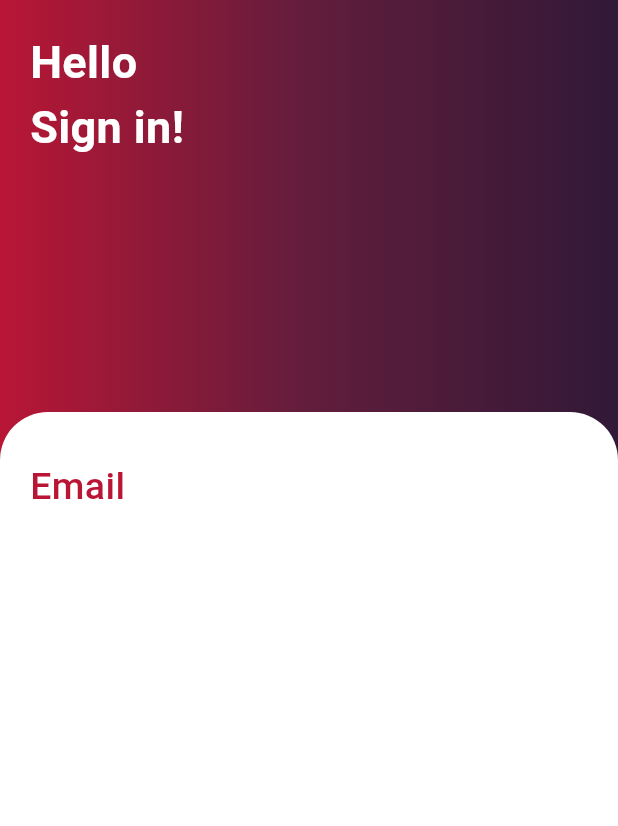
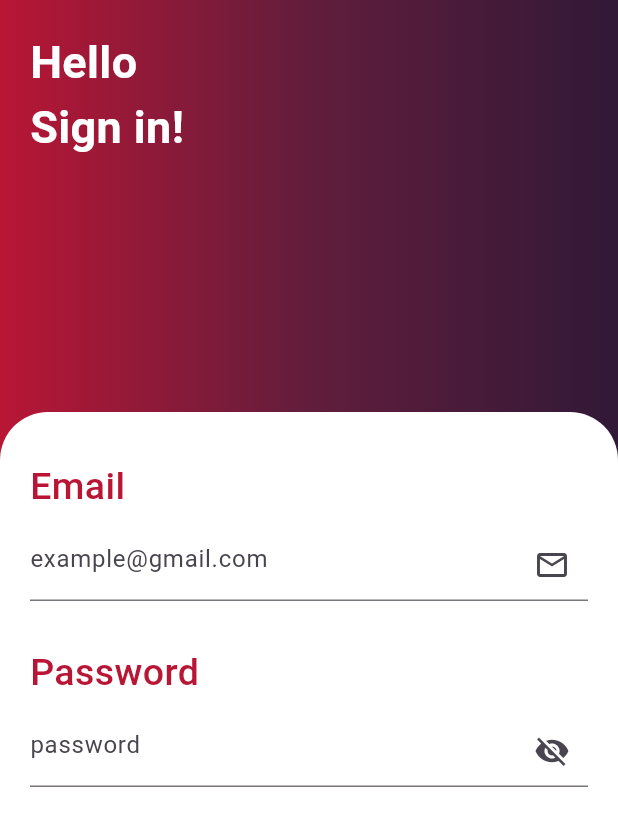
Before and after one commit to As-tra/barber_app, a Flutter app: the screen it shows after launch, on a phone screen of 412 x 824 dp. Shown: the top 826 px of the screen. Run offline on Flutter 3.47's test engine with Material 3 defaults, Android fonts, the phone set to English and light mode, and no system bars; our stand-ins replace device_preview, go_router; missing offline and left inert: bottom_picker.

Commit message:
create custom password field

```diff
--- a/lib/views/widgets/custom_form.dart
+++ b/lib/views/widgets/custom_form.dart
@@ -1,3 +1,4 @@
+import 'package:barber_app/views/widgets/custom_form_body.dart';
 import 'package:flutter/material.dart';
 
 class CustomForm extends StatelessWidget {
@@ -11,7 +12,7 @@ class CustomForm extends StatelessWidget {
       height: MediaQuery.sizeOf(context).height * 2 / 3,
       padding: const EdgeInsets.symmetric(horizontal: 20, vertical: 32),
       decoration: _buildDecoration(),
-      child: FormBody(),
+      child: const CustomFormBody(),
     );
   }
 
@@ -25,29 +26,3 @@ class CustomForm extends StatelessWidget {
     );
   }
 }
-
-class FormBody extends StatelessWidget {
-  const FormBody({
-    super.key,
-  });
-
-  @override
-  Widget build(BuildContext context) {
-    return const Column(
-      children: [
-        Row(
-          children: [
-            Text(
-              'Email',
-              style: TextStyle(
-                color: Color(0xffB91635),
-                fontSize: 25,
-                fontWeight: FontWeight.w500,
-              ),
-            ),
-          ],
-        ),
-      ],
-    );
-  }
-}
--- /dev/null
+++ b/lib/views/widgets/custom_form_body.dart
@@ -0,0 +1,28 @@
+import 'package:barber_app/views/widgets/custom_form_label.dart';
+import 'package:barber_app/views/widgets/custom_form_text_field.dart';
+import 'package:barber_app/views/widgets/custom_password_field.dart';
+import 'package:flutter/material.dart';
+
+class CustomFormBody extends StatelessWidget {
+  const CustomFormBody({
+    super.key,
+  });
+
+  @override
+  Widget build(BuildContext context) {
+    return const Column(
+      children: [
+        CustomFormLabel(text: 'Email'),
+        SizedBox(height: 10),
+        CustomFormTextField(
+          hintText: 'example@gmail.com',
+          iconData: Icons.email_outlined,
+        ),
+        SizedBox(height: 30),
+        CustomFormLabel(text: 'Password'),
+        SizedBox(height: 10),
+        CustomPasswordField()
+      ],
+    );
+  }
+}
--- /dev/null
+++ b/lib/views/widgets/custom_form_label.dart
@@ -0,0 +1,29 @@
+import 'package:flutter/material.dart';
+
+class CustomFormLabel extends StatelessWidget {
+  const CustomFormLabel({
+    super.key,
+    required this.text,
+  });
+  final String text;
+
+  @override
+  Widget build(BuildContext context) {
+    return Row(
+      children: [
+        Text(
+          text,
+          style: _getStyle(),
+        ),
+      ],
+    );
+  }
+
+  TextStyle _getStyle() {
+    return const TextStyle(
+      color: Color(0xffB91635),
+      fontSize: 25,
+      fontWeight: FontWeight.w500,
+    );
+  }
+}
--- /dev/null
+++ b/lib/views/widgets/custom_form_text_field.dart
@@ -0,0 +1,20 @@
+import 'package:flutter/material.dart';
+
+class CustomFormTextField extends StatelessWidget {
+  const CustomFormTextField(
+      {super.key, required this.hintText, required this.iconData});
+  final String hintText;
+  final IconData iconData;
+
+  @override
+  Widget build(BuildContext context) {
+    return TextField(
+      decoration: InputDecoration(
+        hintText: hintText,
+        suffixIcon: Icon(
+          iconData,
+        ),
+      ),
+    );
+  }
+}
--- /dev/null
+++ b/lib/views/widgets/custom_password_field.dart
@@ -0,0 +1,28 @@
+import 'package:flutter/material.dart';
+
+class CustomPasswordField extends StatefulWidget {
+  const CustomPasswordField({super.key});
+
+  @override
+  State<CustomPasswordField> createState() => _CustomPasswordFieldState();
+}
+
+class _CustomPasswordFieldState extends State<CustomPasswordField> {
+  bool showPassword = false;
+  @override
+  Widget build(BuildContext context) {
+    return TextField(
+      obscureText: !showPassword,
+      decoration: InputDecoration(
+        hintText: 'password',
+        suffixIcon: GestureDetector(
+          onTap: () {
+            showPassword = !showPassword;
+            setState(() {});
+          },
+          child: Icon(showPassword ? Icons.visibility : Icons.visibility_off),
+        ),
+      ),
+    );
+  }
+}
```
